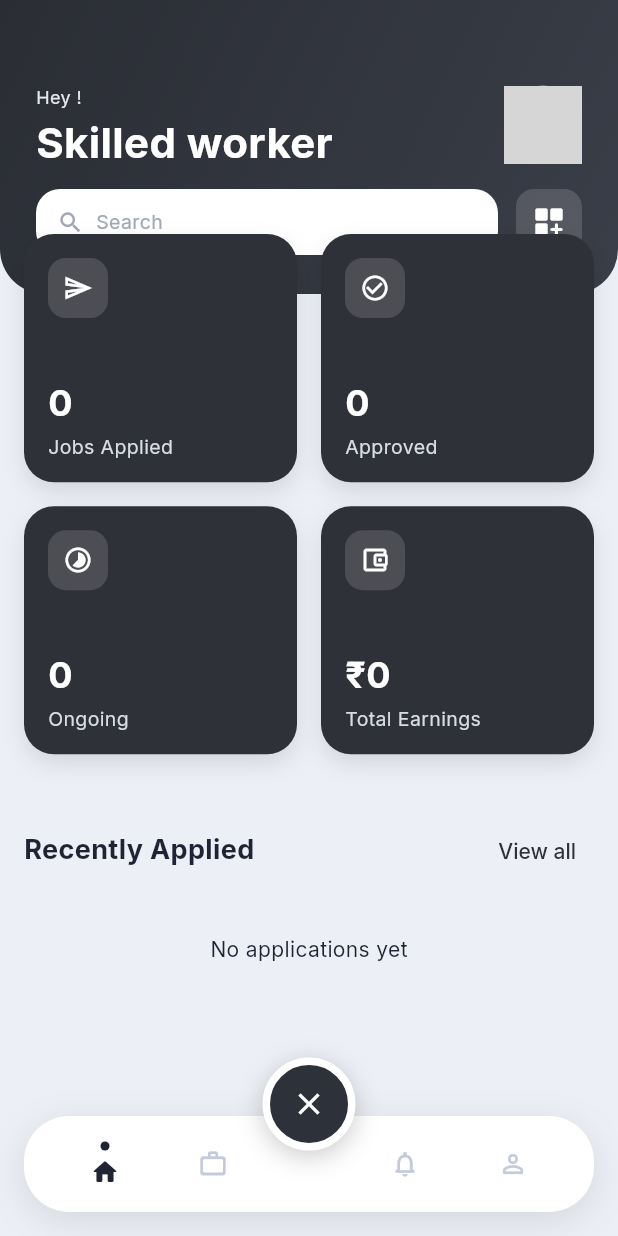
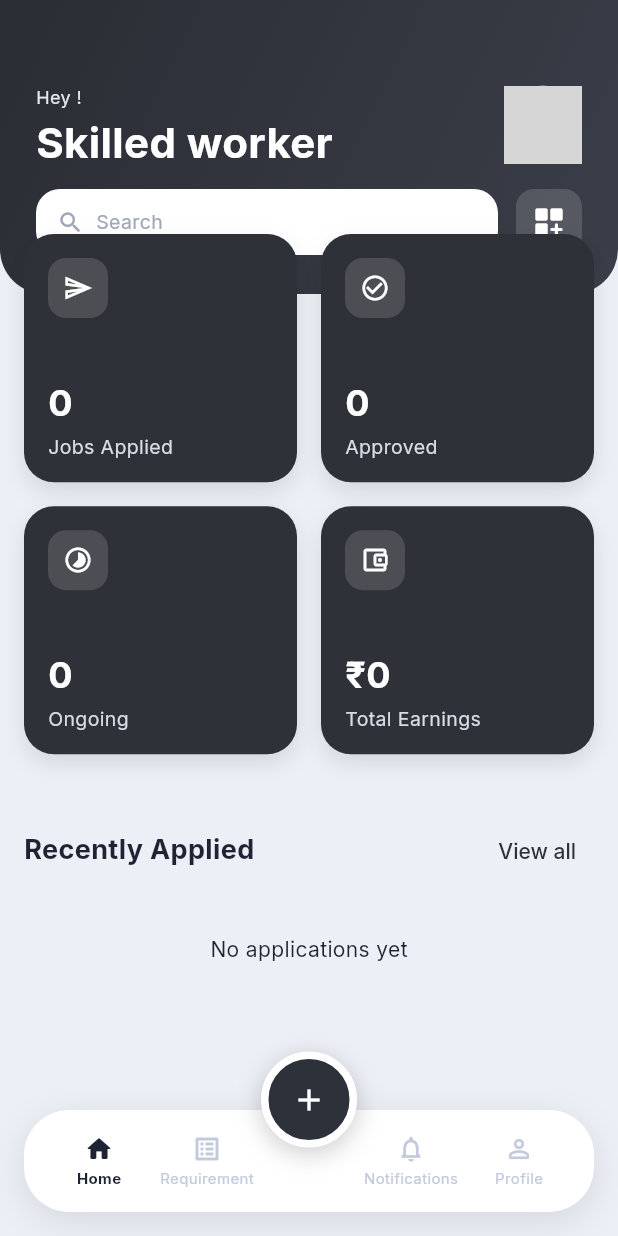
Before and after one commit to sanjumorya-dev/FE-job, a Flutter app: the LabourDashboardNew screen opened directly, on a phone screen of 412 x 824 dp. Run offline on Flutter 3.47's test engine with Material 3 defaults, Android fonts, the phone set to English and light mode, and no system bars; our stand-ins replace google_fonts, image_picker, shared_preferences; accounts and stored records are empty; network calls fail; grey boxes are pictures that could not be loaded.

Commit message:
Implement 5-tab iOS-style bottom nav with centered create action

```diff
--- a/lib/ui/screens/labour/labour_dashboard_new.dart
+++ b/lib/ui/screens/labour/labour_dashboard_new.dart
@@ -36,19 +36,23 @@ class _LabourDashboardNewState extends State<LabourDashboardNew> {
     final screens = [
       _buildDashboard(),
       _buildJobs(),
+      _buildNotifications(),
       ProfileScreen(),
     ];
 
     return Scaffold(
       backgroundColor: AppColors.background,
       extendBody: true,
-      // Hide AppBar for Dashboard tab
       appBar: _currentIndex == 0
           ? null
           : AppBar(
-              title: const Text(
-                'Find Jobs',
-                style: TextStyle(
+              title: Text(
+                _currentIndex == 1
+                    ? 'Requirement'
+                    : _currentIndex == 2
+                        ? 'Notifications'
+                        : 'Profile',
+                style: const TextStyle(
                   fontWeight: FontWeight.bold,
                   fontSize: 20,
                 ),
@@ -70,7 +74,7 @@ class _LabourDashboardNewState extends State<LabourDashboardNew> {
       top: false,
       child: Container(
         margin: const EdgeInsets.fromLTRB(16, 0, 16, 16),
-        padding: const EdgeInsets.fromLTRB(18, 12, 18, 12),
+        padding: const EdgeInsets.fromLTRB(14, 10, 14, 10),
         decoration: BoxDecoration(
           color: Colors.white,
           borderRadius: BorderRadius.circular(30),
@@ -84,42 +88,45 @@ class _LabourDashboardNewState extends State<LabourDashboardNew> {
         ),
         child: Row(
           children: [
-            _buildNavItem(Icons.home_outlined, Icons.home_rounded, 0),
-            _buildNavItem(Icons.work_outline_rounded, Icons.work_rounded, 1),
-            const SizedBox(width: 56),
-            _buildGhostItem(Icons.notifications_none_rounded),
-            _buildNavItem(Icons.person_outline_rounded, Icons.person_rounded, 2),
+            _buildNavTab(Icons.home_outlined, Icons.home_rounded, 'Home', 0),
+            _buildNavTab(Icons.list_alt_outlined, Icons.list_alt_rounded,
+                'Requirement', 1),
+            const SizedBox(width: 64),
+            _buildNavTab(Icons.notifications_none_rounded,
+                Icons.notifications_rounded, 'Notifications', 2),
+            _buildNavTab(Icons.person_outline_rounded, Icons.person_rounded,
+                'Profile', 3),
           ],
         ),
       ),
     );
   }
 
-  Widget _buildNavItem(IconData outlinedIcon, IconData filledIcon, int index) {
+  Widget _buildNavTab(
+      IconData outlinedIcon, IconData filledIcon, String label, int index) {
     final isSelected = _currentIndex == index;
     return Expanded(
       child: InkWell(
         borderRadius: BorderRadius.circular(18),
         onTap: () => setState(() => _currentIndex = index),
         child: SizedBox(
-          height: 40,
+          height: 48,
           child: Column(
             mainAxisAlignment: MainAxisAlignment.center,
             children: [
-              if (isSelected)
-                Container(
-                  margin: const EdgeInsets.only(bottom: 4),
-                  width: 6,
-                  height: 6,
-                  decoration: const BoxDecoration(
-                    color: AppColors.textMain,
-                    shape: BoxShape.circle,
-                  ),
-                ),
               Icon(
                 isSelected ? filledIcon : outlinedIcon,
                 color: isSelected ? AppColors.textMain : AppColors.inactive,
                 size: 20,
+              ),
+              const SizedBox(height: 2),
+              Text(
+                label,
+                style: TextStyle(
+                  fontSize: 10,
+                  fontWeight: isSelected ? FontWeight.w700 : FontWeight.w400,
+                  color: isSelected ? AppColors.textMain : AppColors.inactive,
+                ),
               ),
             ],
           ),
@@ -128,20 +135,11 @@ class _LabourDashboardNewState extends State<LabourDashboardNew> {
     );
   }
 
-  Widget _buildGhostItem(IconData icon) {
-    return Expanded(
-      child: SizedBox(
-        height: 40,
-        child: Icon(icon, color: AppColors.inactive, size: 20),
-      ),
-    );
-  }
-
   Widget _buildCenterFab() {
     return Container(
-      width: 62,
-      height: 62,
-      margin: const EdgeInsets.only(bottom: 16),
+      width: 64,
+      height: 64,
+      margin: const EdgeInsets.only(bottom: 14),
       decoration: BoxDecoration(
         shape: BoxShape.circle,
         color: const Color(0xFF2C313A),
@@ -156,7 +154,16 @@ class _LabourDashboardNewState extends State<LabourDashboardNew> {
       ),
       child: IconButton(
         onPressed: () => setState(() => _currentIndex = 1),
-        icon: const Icon(Icons.close, color: Colors.white, size: 24),
+        icon: const Icon(Icons.add, color: Colors.white, size: 24),
+      ),
+    );
+  }
+
+  Widget _buildNotifications() {
+    return const Center(
+      child: Text(
+        'Notifications coming soon',
+        style: TextStyle(color: AppColors.textSecondary),
       ),
     );
   }
```
Also changed, not shown: lib/ui/screens/owner/owner_dashboard_new.dart (+42 -33 lines).
